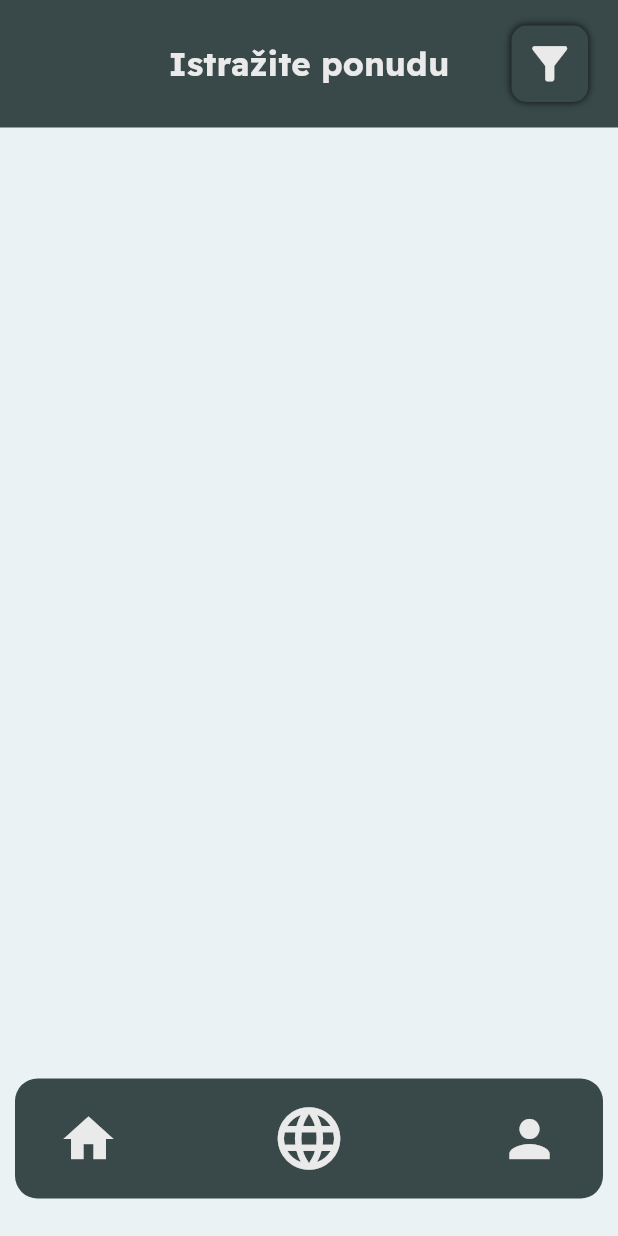
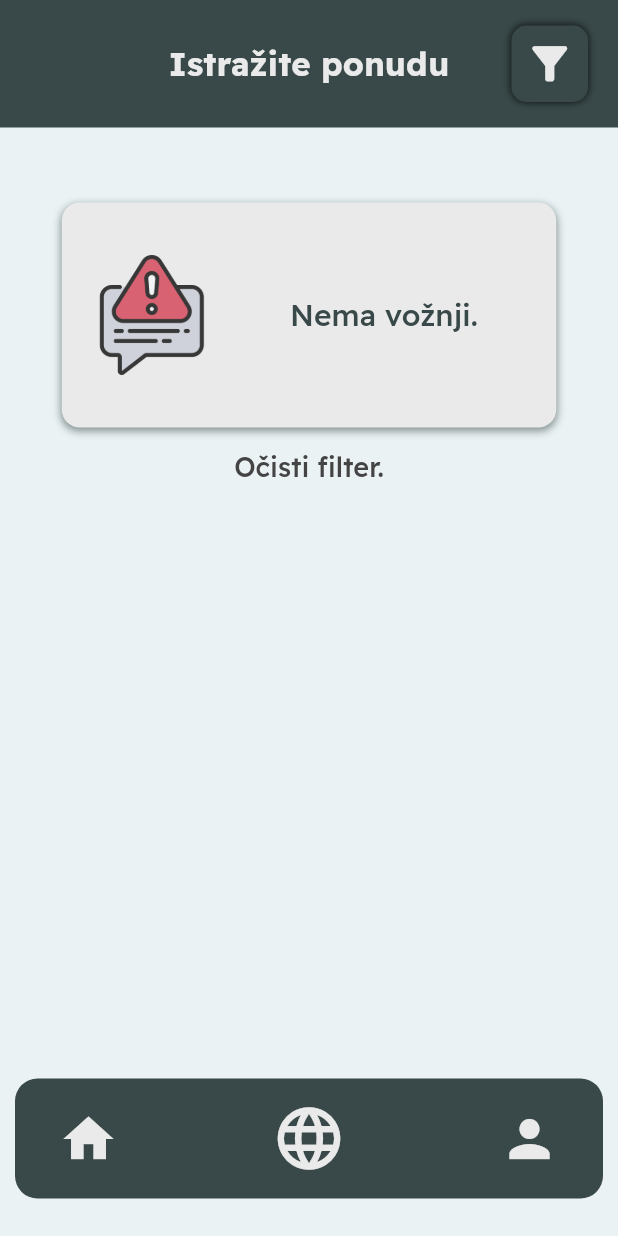
Before and after one commit to CroAnna/BikerZone, a Flutter app: the screen it shows once a user with an empty profile is signed in, item 2 of the bottom bar chosen, on a phone screen of 412 x 824 dp. Run offline on Flutter 3.47's test engine with Material 2 defaults, Android fonts, the light colour scheme and no system bars; drawn by our look-alikes of dot_navigation_bar; our stand-ins replace cloud_firestore, firebase_auth, firebase_core, firebase_storage, fluttertoast, image_picker; accounts and stored records are empty.

Commit message:
[ADD] error message widget

```diff
--- a/lib/screens/find_ride_screen.dart
+++ b/lib/screens/find_ride_screen.dart
@@ -1,6 +1,7 @@
 import 'package:bikerzone/models/ride.dart';
 import 'package:bikerzone/models/user.dart';
 import 'package:bikerzone/services/general_service.dart';
+import 'package:bikerzone/widgets/error_message_custom.dart';
 import 'package:bikerzone/widgets/filter_dropdown_custom.dart';
 import 'package:bikerzone/widgets/ride_card_custom.dart';
 import 'package:cloud_firestore/cloud_firestore.dart';
@@ -44,7 +45,6 @@ class _FindRideScreenState extends State<FindRideScreen> {
       } else {
         _streamRides = _referenceRides.snapshots();
       }
-      print("$startLocation$finishLocation$startLocation$finishLocation");
       _handleDataRecieved(false);
     });
   }
@@ -62,8 +62,7 @@ class _FindRideScreenState extends State<FindRideScreen> {
               visible: isFilterShown,
               child: FilterDropdownCustom(onSearchClicked: _handleFilterData),
             ),
-            Expanded(
-              child: StreamBuilder(
+            StreamBuilder(
               stream: _streamRides,
               builder: (context, snapshot) {
                 if (snapshot.hasError) {
@@ -78,7 +77,26 @@ class _FindRideScreenState extends State<FindRideScreen> {
                   return Ride.fromDocument(doc);
                 }).toList();
 
-                  return ListView.builder(
+                if (rides.isEmpty) {
+                  return SizedBox(
+                      height: 400,
+                      child: Column(
+                        children: [
+                          const ErrorMessageCustom(text: "Nema vožnji."),
+                          GestureDetector(
+                              onTap: () => {_handleFilterData("", "")},
+                              child: const Padding(
+                                padding: EdgeInsets.all(15),
+                                child: Text(
+                                  "Očisti filter.",
+                                  style: TextStyle(fontSize: 18, fontWeight: FontWeight.w500, color: Color(0xFF444444)),
+                                ),
+                              ))
+                        ],
+                      ));
+                } else {
+                  return Expanded(
+                    child: ListView.builder(
                       itemCount: rides.length,
                       shrinkWrap: true,
                       itemBuilder: (context, index) {
@@ -105,9 +123,10 @@ class _FindRideScreenState extends State<FindRideScreen> {
                           },
                         );
                       },
+                    ),
                   );
+                }
               },
-              ),
             ),
           ],
         ),
--- a/lib/screens/friend_list_screen.dart
+++ b/lib/screens/friend_list_screen.dart
@@ -1,6 +1,7 @@
 import 'package:bikerzone/models/user.dart';
 import 'package:bikerzone/screens/search_friends_screen.dart';
 import 'package:bikerzone/services/user_service.dart';
+import 'package:bikerzone/widgets/error_message_custom.dart';
 import 'package:bikerzone/widgets/top_navigation_custom.dart';
 import 'package:bikerzone/widgets/unanimated_route.dart';
 import 'package:bikerzone/widgets/user_card_custom.dart';
@@ -61,9 +62,7 @@ class _FriendListScreenState extends State<FriendListScreen> {
                   return SizedBox(
                     height: friends.length * 91,
                     child: friends.isEmpty
-                        ? const Center(
-                            child: Text("Nemate prijatelja."),
-                          )
+                        ? const ErrorMessageCustom(text: "Dodajte prijatelje.")
                         : ListView.builder(
                             itemCount: friends.length,
                             physics: const NeverScrollableScrollPhysics(),
--- a/lib/screens/friends_activity_screen.dart
+++ b/lib/screens/friends_activity_screen.dart
@@ -4,6 +4,7 @@ import 'package:bikerzone/screens/friends_profile_screen.dart';
 import 'package:bikerzone/screens/ride_details_screen.dart';
 import 'package:bikerzone/screens/search_friends_screen.dart';
 import 'package:bikerzone/services/user_service.dart';
+import 'package:bikerzone/widgets/error_message_custom.dart';
 import 'package:bikerzone/widgets/friends_ride_card_custom.dart';
 import 'package:bikerzone/widgets/top_navigation_custom.dart';
 import 'package:bikerzone/widgets/unanimated_route.dart';
@@ -63,9 +64,7 @@ class _FriendsActivityScreenState extends State<FriendsActivityScreen> {
                   final friends = snapshot.data!.docs;
 
                   return friends.isEmpty
-                      ? const Center(
-                          child: Text("Nemate prijatelja."),
-                        )
+                      ? const ErrorMessageCustom(text: "Dodajte prijatelje.")
                       : ListView.builder(
                           shrinkWrap: true,
                           itemCount: friends.length,
--- a/lib/screens/my_rides_screen.dart
+++ b/lib/screens/my_rides_screen.dart
@@ -1,6 +1,7 @@
 import 'package:bikerzone/models/ride.dart';
 import 'package:bikerzone/models/user.dart';
 import 'package:bikerzone/services/general_service.dart';
+import 'package:bikerzone/widgets/error_message_custom.dart';
 import 'package:bikerzone/widgets/ride_card_custom.dart';
 import 'package:bikerzone/widgets/top_navigation_custom.dart';
 import 'package:cloud_firestore/cloud_firestore.dart';
@@ -37,8 +38,7 @@ class _MyRidesScreenState extends State<MyRidesScreen> {
             rightIcon: null,
             isSmall: true,
           ),
-          Expanded(
-            child: StreamBuilder<QuerySnapshot>(
+          StreamBuilder<QuerySnapshot>(
               stream: _streamRides,
               builder: (context, snapshot) {
                 if (snapshot.hasError) {
@@ -51,10 +51,12 @@ class _MyRidesScreenState extends State<MyRidesScreen> {
                 final rides = snapshot.data!.docs;
 
                 return rides.isEmpty
-                      ? const Center(
-                          child: Text("Još nemate vožnji :("),
+                    ? const SizedBox(
+                        height: 200,
+                        child: ErrorMessageCustom(text: "Nemate aktivnih vožnji."),
                       )
-                      : ListView.builder(
+                    : Expanded(
+                        child: ListView.builder(
                           itemCount: rides.length,
                           itemBuilder: (context, index) {
                             final ride = rides[index];
@@ -95,9 +97,9 @@ class _MyRidesScreenState extends State<MyRidesScreen> {
                                   }
                                 });
                           },
+                        ),
                       );
-                }),
-          )
+              })
         ],
       )),
     );
--- a/lib/screens/search_friends_screen.dart
+++ b/lib/screens/search_friends_screen.dart
@@ -82,7 +82,7 @@ class _SearchFriendsScreenState extends State<SearchFriendsScreen> {
                                         }
 
                                         if (!snapshot.hasData) {
-                                          return const Text('Loading...');
+                                          return const Center(child: Text('Loading...'));
                                         }
                                         bool isFriend = snapshot.data ?? false;
                                         return (UserCardCustom(
--- /dev/null
+++ b/lib/widgets/error_message_custom.dart
@@ -0,0 +1,52 @@
+import 'package:flutter/material.dart';
+
+class ErrorMessageCustom extends StatelessWidget {
+  final String text;
+  const ErrorMessageCustom({super.key, required this.text});
+
+  @override
+  Widget build(BuildContext context) {
+    final screenWidth = MediaQuery.of(context).size.width;
+
+    return Container(
+      decoration: BoxDecoration(
+        color: const Color(0xFFEAEAEA),
+        borderRadius: BorderRadius.circular(12),
+        boxShadow: [
+          BoxShadow(
+            color: const Color(0xFF394949).withOpacity(0.6),
+            blurRadius: 4,
+            offset: const Offset(0, 2),
+          ),
+        ],
+      ),
+      margin: const EdgeInsets.only(top: 50),
+      width: screenWidth * 0.8,
+      child: Padding(
+        padding: const EdgeInsets.symmetric(vertical: 25, horizontal: 10),
+        child: Row(
+          children: [
+            SizedBox(
+              width: 100,
+              child: Padding(
+                padding: const EdgeInsets.all(10),
+                child: Image.asset('lib/images/error-message.png'),
+              ),
+            ),
+            Expanded(
+              child: Padding(
+                padding: const EdgeInsets.all(5),
+                child: Text(
+                  text,
+                  softWrap: true,
+                  textAlign: TextAlign.center,
+                  style: const TextStyle(fontSize: 20, color: Color(0xFF394949), fontWeight: FontWeight.w500),
+                ),
+              ),
+            ),
+          ],
+        ),
+      ),
+    );
+  }
+}
```
Also changed, not shown: lib/images/error-message.png (added). Lines whose indentation alone changed are shown as unchanged.
